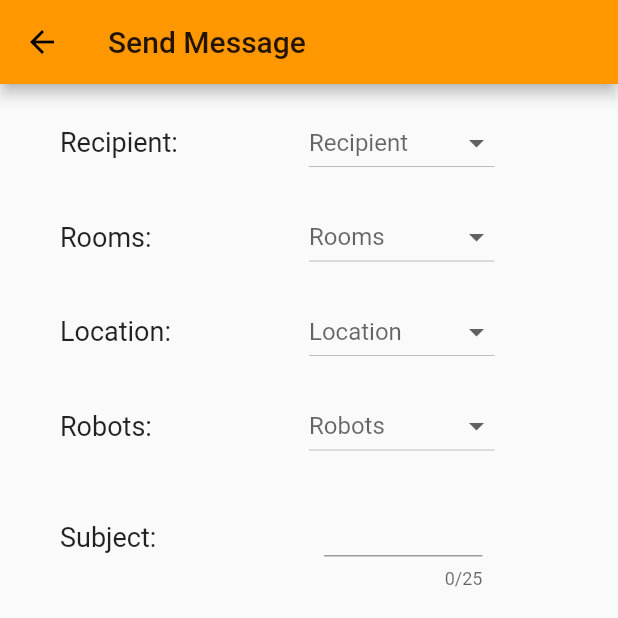
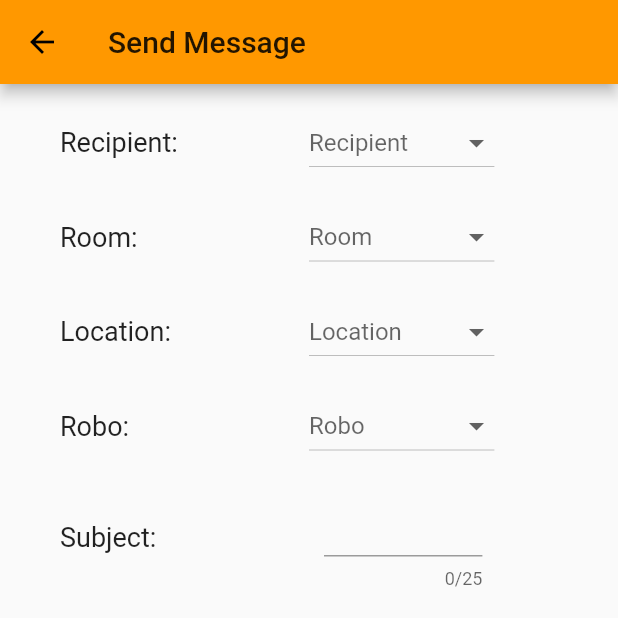
Before and after one commit to FloforPresident/projektarbeit, a Flutter app: the Messages screen opened by its route, on a phone screen of 412 x 824 dp, the top half of it. Run offline on Flutter 3.47's test engine with Material 2 defaults, Android fonts, the light colour scheme and no system bars; our stand-ins replace sqflite; accounts and stored records are empty.

Commit message:
- Build new Class CustomDropDownMenu,
- Changed some attributes for DataBaseObjects

```diff
--- a/FlutterApp/turtlebot/lib/databaseObjects/data_base_objects.dart
+++ b/FlutterApp/turtlebot/lib/databaseObjects/data_base_objects.dart
@@ -17,10 +17,11 @@ class DatabaseObject
 class Robo implements DatabaseObject {
   int _id;
   String _name;
-  String iP;
+  String _iP;
+  Room _activeRoom;
 
 
-  Robo(this._name, this.iP, this._id);
+  Robo(this._name, this._iP, this._id, this._activeRoom);
 
   @override
   // TODO: implement iD
@@ -30,11 +31,14 @@ class Robo implements DatabaseObject {
   // TODO: implement name
   get name => _name;
 
+  get activeRoom => _activeRoom;
+
+  get iP => _iP;
+
 }
 
 class Room implements DatabaseObject
 {
-
 
   int _id;
   String _name;
@@ -47,33 +51,15 @@ class Room implements DatabaseObject
   get id => _id;
 
   get name => _name;
-
-//  get whoHasThisMap
-//  {
-//    List<Robo> result;
-//
-//    for (int i = 0; i < _whoHasThisMap.length; i++)
-//      {
-//        result.add(_whoHasThisMap[i]);
-//      }
-//
-//    return result;
-//  }
-//
-//  void set whoHasThisMap(List<Robo> robos)
-//  {
-//    _whoHasThisMap = robos;
-//  }
-
 }
 
 class User implements DatabaseObject
 {
   int _id;
   String _name;
-  int _activeLocation; //Will be Location ID as type for now it is only an int todo Change in set Method aswell
+  String _activeLocation; //Will be Location ID as type for now it is only an int todo Change in set Method aswell
 
-  User(this._id,this._name,this._activeLocation);
+  User(this._id,this._name, this._activeLocation);
 
   @override
   // TODO: implement id
@@ -85,7 +71,7 @@ class User implements DatabaseObject
 
   get activeLocation => _activeLocation;
 
-  void set activeLocation(int locationID)
+  void set activeLocation(String locationID)
   {
     _activeLocation = locationID;
   }
--- /dev/null
+++ b/FlutterApp/turtlebot/lib/frameworks/customDropDownMenu/custom_dropdown_menu.dart
@@ -0,0 +1,77 @@
+import 'package:flutter/material.dart';
+import 'package:turtlebot/databaseObjects/data_base_objects.dart';
+
+class CustomDropdownMenu extends StatefulWidget
+{
+  @override
+  int value;
+  double fontSize;
+  double leftStart;
+  String label;
+  double labelRightSpace;
+  double topSpace;
+  List<DatabaseObject> data;
+
+  CustomDropdownMenu({this.value, this.fontSize = 18, this.leftStart = 40, @required this.label,this.labelRightSpace = 20, this.topSpace = 15,@required this.data});
+
+
+  State<StatefulWidget> createState() {
+
+    return _StateCustomDropdownMenu();
+  }
+
+}
+
+class _StateCustomDropdownMenu extends State<CustomDropdownMenu>
+{
+  @override
+  Widget build(BuildContext context) {
+
+    return Container(
+      margin: EdgeInsets.fromLTRB(0, widget.topSpace, 0, 0),
+      child: Row(
+        children: [
+          Expanded(
+            flex: 5,
+            child: Container(
+              child:
+              Text(widget.label + ":", style: TextStyle(fontSize: widget.fontSize)),
+              margin: EdgeInsets.fromLTRB(
+                  widget.leftStart, 0, widget.labelRightSpace, 0),
+            ),
+          ),
+          Expanded(
+            flex: 3,
+            child: DropdownButton(
+              isExpanded: true,
+              value: widget.value,
+              hint: Text(widget.label),
+              items: _createDropdownMenuItem(widget.data),
+              onChanged: (value) {
+
+                setState(() {
+                  widget.value = value;
+                });
+              },
+            ),
+          ),
+          Spacer(
+            flex: 2,
+          ),
+        ],
+        mainAxisAlignment: MainAxisAlignment.center,
+      ),
+    );
+  }
+
+
+  List<DropdownMenuItem> _createDropdownMenuItem(List<DatabaseObject> objects) {
+    return objects.map((row) {
+      return DropdownMenuItem(
+        value: row.id,
+        child: Text(row.name),
+      );
+    }).toList();
+  }
+
+}
--- a/FlutterApp/turtlebot/lib/pages/messages.dart
+++ b/FlutterApp/turtlebot/lib/pages/messages.dart
@@ -2,10 +2,11 @@ import 'package:flutter/cupertino.dart';
 import 'package:flutter/material.dart';
 import 'package:turtlebot/socket_model/socket_model.dart';
 import 'package:turtlebot/databaseObjects/data_base_objects.dart';
+import 'package:turtlebot/frameworks/customDropDownMenu/custom_dropdown_menu.dart';
 
 class Messages extends StatefulWidget {
   Messages({Key key}) : super(key: key) {
-    controller = ControllerMessages(this);
+    controller = ControllerMessages(this, Colors.orange);
   }
 
   ControllerMessages controller;
@@ -42,7 +43,7 @@ class _MessagesState extends State<Messages> {
     return Scaffold(
         appBar: AppBar(
           title: Text("Send Message"),
-          backgroundColor: Colors.orange,
+          backgroundColor: widget.controller.colorTheme,
         ),
         body: SingleChildScrollView(
           child: SizedBox(
@@ -50,31 +51,21 @@ class _MessagesState extends State<Messages> {
             child: Column(
               crossAxisAlignment: CrossAxisAlignment.center,
               children: <Widget>[
-                widget.controller.createDropdownMenu(
-                    state: this,
-                    data: <User>[User(1, "Hans", 1), User(2, "Verena", 2)],
+                CustomDropdownMenu(
+                    data: <User>[User(1, "Hans", "living-room"), User(2, "Verena", "dining-room")],
                     label: "Recipient"),
-                widget.controller.createDropdownMenu(
-                    state: this,
-                    data: <Room>[
-                      Room(1, "First Floor"),
-                      Room(2, "Second Floor")
-                    ],
-                    label: "Rooms"),
-                widget.controller.createDropdownMenu(
-                    state: this,
-                    data: <LocationID>[
-                      LocationID(1, 1, 1, "Kitchen"),
-                      LocationID(2, 2, 2, "Bath"),
-                    ],
+                CustomDropdownMenu(
+                    data: <Room>[ Room(1, "First Floor"),
+                      Room(2, "Second Floor")],
+                    label: "Room"),
+                CustomDropdownMenu(
+                    data: <LocationID>[LocationID(1, 1, 1, "Kitchen"),
+                      LocationID(2, 2, 2, "Bath"),],
                     label: "Location"),
-                widget.controller.createDropdownMenu(
-                    state: this,
-                    data: <Robo>[
-                      Robo("Robob", "192.168.2.14", 1),
-                      Robo("Volley", "192.168.2.15", 2)
-                    ],
-                    label: "Robots"),
+                CustomDropdownMenu(
+                    data: <Robo>[ Robo("Robob", "192.168.2.14", 1, Room(1,"living-Room")),
+                      Robo("Volley", "192.168.2.15", 2, Room(2, "dining-Room"))],
+                    label: "Robo"),
                 Container(
                   margin: EdgeInsets.fromLTRB(widget.leftStart, 15, 20, 0),
                   child: Row(
@@ -135,13 +126,19 @@ class _MessagesState extends State<Messages> {
 }
 
 class ControllerMessages {
+  Color _colorTheme;
   int _activeUser;
   int _activeLocation;
   int _activeRoom;
   int _activeRobo;
   Messages view;
 
-  ControllerMessages(this.view);
+  ControllerMessages(this.view,this._colorTheme);
+
+  get colorTheme
+  {
+    return Color(_colorTheme.value);
+  }
 
   void set activeUser(int value) {
     this._activeUser = value;
@@ -175,7 +172,7 @@ class ControllerMessages {
     return _activeRobo;
   }
 
-  createDropdownMenu<T extends DatabaseObject>(
+  createDropdownMenu<T extends DatabaseObject,H extends StatefulWidget>(
       {@required _MessagesState state,
       @required List<T> data,
       @required String label}) {
--- a/FlutterApp/turtlebot/lib/socket_model/socket_model.dart
+++ b/FlutterApp/turtlebot/lib/socket_model/socket_model.dart
@@ -11,6 +11,9 @@ class  SocketModel
   List<Robo> roboData;
 
   static final SocketModel _instance = SocketModel._internal();
+
+  SocketModel socket = SocketModel();
+
 
   factory SocketModel()
   {
```
Also changed, not shown: FlutterApp/turtlebot/lib/pages/friends.dart (+30 -10 lines), FlutterApp/turtlebot/lib/pages/robos.dart (+78 -61 lines).
